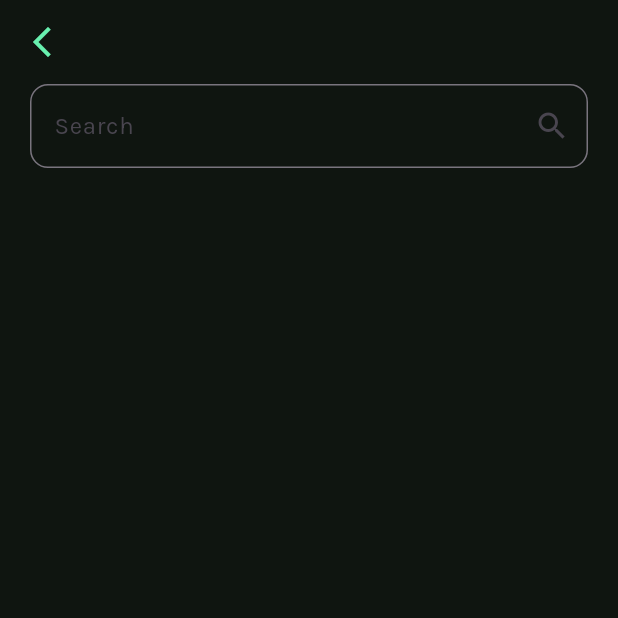
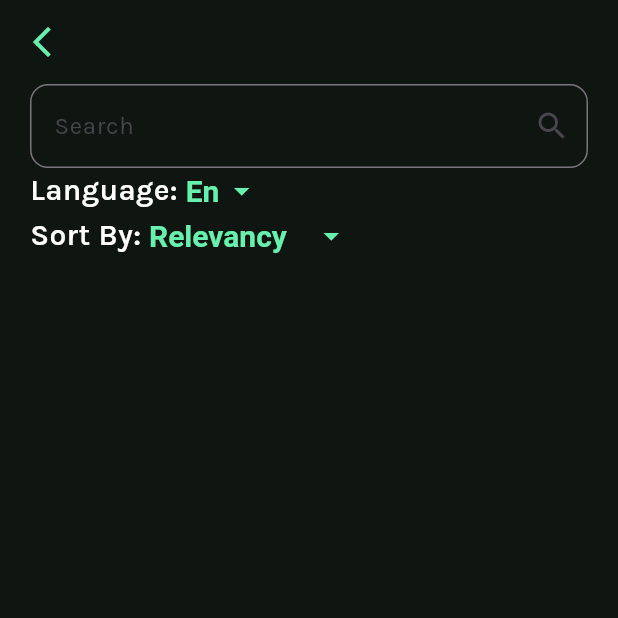
Before and after one commit to AbdElrhmanRezq/eyego_task, a Flutter app: the screen it shows once a user with an empty profile is signed in, after a tap on the "search" icon, on a phone screen of 412 x 824 dp, the top half of it. Run offline on Flutter 3.47's test engine with Material 3 defaults, Android fonts, the phone set to English and light mode, and no system bars; our stand-ins replace bloc, dartz, dio, firebase_auth, firebase_core, flutter_bloc and 4 more; accounts and stored records are empty; network calls fail.

Commit message:
Add filter row widget and improve news filtering
Introduced a reusable FilterRow widget for category, language, and sort filtering in home and search screens. Updated default category to 'general' and default sort to 'relevancy' in repository and cubits. Refactored UI to use FilterRow for cleaner code and enhanced filtering options.

```diff
--- a/lib/features/home/data/repo/news_repo.dart
+++ b/lib/features/home/data/repo/news_repo.dart
@@ -7,7 +7,7 @@ abstract class NewsRepo {
     int limit = 10,
     int page = 1,
     String country = 'eg',
-    String category = '',
+    String category = 'general',
   });
   Future<Either<Failure, List<ArticleModel>>> getEverything({
     int limit = 10,
--- a/lib/features/home/data/repo/news_repo_impl.dart
+++ b/lib/features/home/data/repo/news_repo_impl.dart
@@ -16,7 +16,7 @@ class NewsRepoImpl implements NewsRepo {
     int page = 1,
     String q = '',
     String lang = 'en',
-    String sortBy = 'popularity',
+    String sortBy = 'relevancy',
   }) async {
     try {
       String endpoint =
@@ -24,6 +24,8 @@ class NewsRepoImpl implements NewsRepo {
       final Map<String, dynamic> response = await apiService.get(
         endpoint: endpoint,
       );
+      print("Endpoint===========================$endpoint");
+
       final articlesJson = response['articles'] as List<dynamic>;
       final List<ArticleModel> articles = articlesJson
           .map((articleJson) => ArticleModel.fromJson(articleJson))
@@ -42,17 +44,11 @@ class NewsRepoImpl implements NewsRepo {
     int limit = 10,
     int page = 1,
     String country = 'us',
-    String category = '',
+    String category = 'general',
   }) async {
     try {
-      String eCategory = category == ''
-          ? ''
-          : category == 'all'
-          ? ''
-          : '&category=$category';
       String endpoint =
-          'top-headlines?country=$country$eCategory&pageSize=$limit&page=$page&apiKey=$apiKey';
-      print("Endpoint===========================$endpoint");
+          'top-headlines?country=$country&category=$category&pageSize=$limit&page=$page&apiKey=$apiKey';
       final Map<String, dynamic> response = await apiService.get(
         endpoint: endpoint,
       );
--- a/lib/features/home/presentation/cubit/news_cubit/news_cubit.dart
+++ b/lib/features/home/presentation/cubit/news_cubit/news_cubit.dart
@@ -23,7 +23,7 @@ class NewsCubit extends Cubit<NewsState> {
 
   Future<void> fetchHeadlines({
     bool loadMore = false,
-    String category = 'all',
+    String category = 'general',
   }) async {
     if (isFetchingMore) return;
     if (loadMore && !hasMore) return;
--- /dev/null
+++ b/lib/features/home/presentation/screens/widgets/filter_row.dart
@@ -0,0 +1,48 @@
+import 'package:eyego_task/consts.dart';
+import 'package:eyego_task/core/utils/styles.dart';
+import 'package:flutter/material.dart';
+
+class FilterRow extends StatelessWidget {
+  FilterRow({
+    super.key,
+    required this.onChanged,
+    required this.selectedCategory,
+    this.type = 'Showing',
+    required this.items,
+  });
+  void Function(String?)? onChanged;
+  String selectedCategory;
+  String type;
+  List<String> items;
+
+  @override
+  Widget build(BuildContext context) {
+    return Row(
+      children: [
+        Text("$type: ", style: Styles.textStyle20),
+        DropdownButton<String>(
+          value: selectedCategory,
+          style: Styles.textStyle20,
+          iconEnabledColor: kMainColor,
+          isDense: true,
+          underline: SizedBox(),
+          items: items
+              .map(
+                (c) => DropdownMenuItem<String>(
+                  value: c,
+                  child: Text(
+                    c[0].toUpperCase() + c.substring(1),
+                    style: Styles.textStyle20.copyWith(
+                      color: selectedCategory == c ? kMainColor : Colors.black,
+                      fontWeight: FontWeight.bold,
+                    ),
+                  ),
+                ),
+              )
+              .toList(),
+          onChanged: onChanged,
+        ),
+      ],
+    );
+  }
+}
--- a/lib/features/home/presentation/screens/widgets/home_screen_body.dart
+++ b/lib/features/home/presentation/screens/widgets/home_screen_body.dart
@@ -4,6 +4,7 @@ import 'package:eyego_task/features/home/data/models/article_model.dart';
 import 'package:eyego_task/features/home/presentation/cubit/news_cubit/news_cubit.dart';
 import 'package:eyego_task/features/home/presentation/screens/widgets/article_image.dart';
 import 'package:eyego_task/features/home/presentation/screens/widgets/explore_bar.dart';
+import 'package:eyego_task/features/home/presentation/screens/widgets/filter_row.dart';
 import 'package:eyego_task/features/home/presentation/screens/widgets/news_list.dart';
 import 'package:flutter/material.dart';
 import 'package:flutter_bloc/flutter_bloc.dart';
@@ -46,6 +47,7 @@ class _HomeScreenBodyState extends State<HomeScreenBody> {
   Widget build(BuildContext context) {
     double width = MediaQuery.of(context).size.width;
     double height = MediaQuery.of(context).size.height;
+
     final List<String> categories = [
       "business",
       "entertainment",
@@ -68,31 +70,8 @@ class _HomeScreenBodyState extends State<HomeScreenBody> {
                 ExploreBar(),
                 Divider(thickness: 2, color: kMainColor),
                 SizedBox(height: 10),
-                Row(
-                  children: [
-                    Text("Showing: ", style: Styles.textStyle20),
-                    DropdownButton<String>(
-                      value: selectedCategory,
-                      style: Styles.textStyle20,
-                      iconEnabledColor: kMainColor,
-                      isDense: true,
-                      underline: SizedBox(),
-                      items: categories
-                          .map(
-                            (c) => DropdownMenuItem<String>(
-                              value: c,
-                              child: Text(
-                                c[0].toUpperCase() + c.substring(1),
-                                style: Styles.textStyle20.copyWith(
-                                  color: selectedCategory == c
-                                      ? kMainColor
-                                      : Colors.black,
-                                  fontWeight: FontWeight.bold,
-                                ),
-                              ),
-                            ),
-                          )
-                          .toList(),
+                FilterRow(
+                  items: categories,
                   onChanged: (value) {
                     setState(() {
                       selectedCategory = value!;
@@ -101,8 +80,7 @@ class _HomeScreenBodyState extends State<HomeScreenBody> {
                       );
                     });
                   },
-                    ),
-                  ],
+                  selectedCategory: selectedCategory,
                 ),
               ],
             ),
--- a/lib/features/home/presentation/screens/widgets/search_screen_body.dart
+++ b/lib/features/home/presentation/screens/widgets/search_screen_body.dart
@@ -3,6 +3,7 @@ import 'package:eyego_task/core/utils/styles.dart';
 import 'package:eyego_task/features/auth/presentation/screens/widgets/text_field.dart';
 import 'package:eyego_task/features/home/presentation/cubit/search_cubit/search_cubit.dart';
 import 'package:eyego_task/features/home/presentation/screens/widgets/article.dart';
+import 'package:eyego_task/features/home/presentation/screens/widgets/filter_row.dart';
 import 'package:flutter/material.dart';
 import 'package:flutter_bloc/flutter_bloc.dart';
 
@@ -15,6 +16,8 @@ class SearchScreenBody extends StatefulWidget {
 
 class _SearchScreenBodyState extends State<SearchScreenBody> {
   TextEditingController searchController = TextEditingController();
+  String language = 'en';
+  String sortBy = 'relevancy';
 
   @override
   void initState() {
@@ -32,6 +35,24 @@ class _SearchScreenBodyState extends State<SearchScreenBody> {
   Widget build(BuildContext context) {
     double width = MediaQuery.of(context).size.width;
     double height = MediaQuery.of(context).size.height;
+
+    List<String> langs = [
+      "ar",
+      "de",
+      "en",
+      "es",
+      "fr",
+      "he",
+      "it",
+      "nl",
+      "no",
+      "pt",
+      "ru",
+      "sv",
+      "ud",
+      "zh",
+    ];
+    List<String> sorts = ['relevancy', 'popularity', 'publishedAt'];
     return Padding(
       padding: const EdgeInsets.symmetric(horizontal: 20),
       child: CustomScrollView(
@@ -45,6 +66,42 @@ class _SearchScreenBodyState extends State<SearchScreenBody> {
               onChanged: (value) {
                 (context).read<SearchCubit>().fetchSearchedNews(text: value);
               },
+            ),
+          ),
+          SliverToBoxAdapter(
+            child: Column(
+              children: [
+                FilterRow(
+                  onChanged: (value) {
+                    setState(() {
+                      language = value!;
+                      (context).read<SearchCubit>().fetchSearchedNews(
+                        text: value,
+                        selectedLang: language,
+                        selectedSort: sortBy,
+                      );
+                    });
+                  },
+                  selectedCategory: language,
+                  items: langs,
+                  type: 'Language',
+                ),
+                FilterRow(
+                  onChanged: (value) {
+                    setState(() {
+                      sortBy = value!;
+                      (context).read<SearchCubit>().fetchSearchedNews(
+                        text: value,
+                        selectedLang: language,
+                        selectedSort: sortBy,
+                      );
+                    });
+                  },
+                  selectedCategory: sortBy,
+                  items: sorts,
+                  type: 'Sort By',
+                ),
+              ],
             ),
           ),
           BlocBuilder<SearchCubit, SearchState>(
```
Also changed, not shown: lib/features/home/presentation/cubit/search_cubit/search_cubit.dart (+14 -4 lines). Lines whose indentation alone changed are shown as unchanged.
